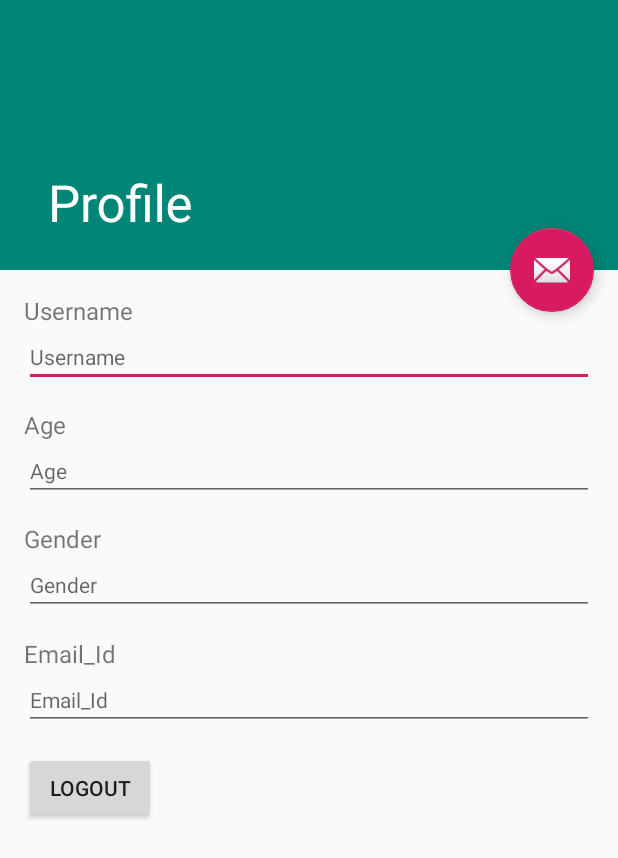
After one commit to thevirinchi/Chantele, an Android app: the activity_profile screen opened directly, with no data from a screen before it, on a phone screen of 412 x 824 dp. The commit adds this screen. Shown: the top 858 px of the screen. Run offline under Robolectric (Android 15) with nearby library versions, the phone set to English and light mode, and no system bars.

Commit message:
working on profile activity

```diff
--- a/app/src/main/AndroidManifest.xml
+++ b/app/src/main/AndroidManifest.xml
@@ -12,7 +12,7 @@
         <activity
             android:name=".search"
             android:label="@string/title_activity_search"
-            android:theme="@style/AppTheme.NoActionBar"></activity>
+            android:theme="@style/AppTheme.NoActionBar" />
         <activity
             android:name=".onBoard"
             android:label="@string/title_activity_on_board"
@@ -27,6 +27,10 @@
                 <category android:name="android.intent.category.LAUNCHER" />
             </intent-filter>
         </activity>
+        <activity
+            android:name=".activity_profile"
+            android:label="@string/title_activity_profile"
+            android:theme="@style/AppTheme.NoActionBar"></activity>
     </application>
 
 </manifest>
--- /dev/null
+++ b/app/src/main/java/com/z00k/z3t4/chantele/activity_profile.java
@@ -0,0 +1,28 @@
+package com.z00k.z3t4.chantele;
+
+import android.os.Bundle;
+import android.support.design.widget.FloatingActionButton;
+import android.support.design.widget.Snackbar;
+import android.support.v7.app.AppCompatActivity;
+import android.support.v7.widget.Toolbar;
+import android.view.View;
+
+public class activity_profile extends AppCompatActivity {
+
+    @Override
+    protected void onCreate(Bundle savedInstanceState) {
+        super.onCreate(savedInstanceState);
+        setContentView(R.layout.activity_profile);
+        Toolbar toolbar = (Toolbar) findViewById(R.id.toolbar);
+        setSupportActionBar(toolbar);
+
+        FloatingActionButton fab = (FloatingActionButton) findViewById(R.id.fab);
+        fab.setOnClickListener(new View.OnClickListener() {
+            @Override
+            public void onClick(View view) {
+                Snackbar.make(view, "Replace with your own action", Snackbar.LENGTH_LONG)
+                        .setAction("Action", null).show();
+            }
+        });
+    }
+}
--- /dev/null
+++ b/app/src/main/res/layout/activity_profile.xml
@@ -0,0 +1,47 @@
+<?xml version="1.0" encoding="utf-8"?>
+<android.support.design.widget.CoordinatorLayout xmlns:android="http://schemas.android.com/apk/res/android"
+    xmlns:app="http://schemas.android.com/apk/res-auto"
+    xmlns:tools="http://schemas.android.com/tools"
+    android:layout_width="match_parent"
+    android:layout_height="match_parent"
+    android:fitsSystemWindows="true"
+    tools:context=".activity_profile">
+
+    <android.support.design.widget.AppBarLayout
+        android:id="@+id/app_bar"
+        android:layout_width="match_parent"
+        android:layout_height="@dimen/app_bar_height"
+        android:fitsSystemWindows="true"
+        android:theme="@style/AppTheme.AppBarOverlay">
+
+        <android.support.design.widget.CollapsingToolbarLayout
+            android:id="@+id/toolbar_layout"
+            android:layout_width="match_parent"
+            android:layout_height="match_parent"
+            android:fitsSystemWindows="true"
+            app:contentScrim="?attr/colorPrimary"
+            app:layout_scrollFlags="scroll|exitUntilCollapsed"
+            app:toolbarId="@+id/toolbar">
+
+            <android.support.v7.widget.Toolbar
+                android:id="@+id/toolbar"
+                android:layout_width="match_parent"
+                android:layout_height="?attr/actionBarSize"
+                app:layout_collapseMode="pin"
+                app:popupTheme="@style/AppTheme.PopupOverlay" />
+
+        </android.support.design.widget.CollapsingToolbarLayout>
+    </android.support.design.widget.AppBarLayout>
+
+    <include layout="@layout/content_activity_profile" />
+
+    <android.support.design.widget.FloatingActionButton
+        android:id="@+id/fab"
+        android:layout_width="wrap_content"
+        android:layout_height="wrap_content"
+        android:layout_margin="@dimen/fab_margin"
+        app:layout_anchor="@id/app_bar"
+        app:layout_anchorGravity="bottom|end"
+        app:srcCompat="@android:drawable/ic_dialog_email" />
+
+</android.support.design.widget.CoordinatorLayout>
--- /dev/null
+++ b/app/src/main/res/layout/content_activity_profile.xml
@@ -0,0 +1,116 @@
+<?xml version="1.0" encoding="utf-8"?>
+<android.support.v4.widget.NestedScrollView xmlns:android="http://schemas.android.com/apk/res/android"
+    xmlns:app="http://schemas.android.com/apk/res-auto"
+    xmlns:tools="http://schemas.android.com/tools"
+    android:layout_width="match_parent"
+    android:layout_height="match_parent"
+    app:layout_behavior="@string/appbar_scrolling_view_behavior"
+    tools:context=".activity_profile"
+    tools:showIn="@layout/activity_profile">
+
+    <LinearLayout
+        android:padding="16dp"
+        android:layout_width="match_parent"
+        android:layout_height="wrap_content"
+        android:minHeight="400dp"
+        android:orientation="vertical">
+
+        <LinearLayout
+            android:layout_weight="1"
+            android:layout_width="match_parent"
+            android:layout_height="wrap_content"
+            android:orientation="vertical">
+
+            <TextView
+                android:layout_width="wrap_content"
+                android:layout_height="wrap_content"
+                android:text="@string/username"
+                android:textSize="16sp"/>
+
+            <EditText
+                android:inputType="text"
+                android:layout_width="match_parent"
+                android:layout_height="wrap_content"
+                android:hint="@string/username"
+                android:textSize="14sp"/>
+
+        </LinearLayout>
+
+        <LinearLayout
+            android:layout_weight="1"
+            android:layout_width="match_parent"
+            android:layout_height="wrap_content"
+            android:orientation="vertical">
+
+            <TextView
+                android:layout_width="wrap_content"
+                android:layout_height="wrap_content"
+                android:text="@string/age"
+                android:textSize="16sp"/>
+
+            <EditText
+                android:inputType="number"
+                android:layout_width="match_parent"
+                android:layout_height="wrap_content"
+                android:hint="@string/age"
+                android:textSize="14sp"/>
+
+        </LinearLayout>
+
+        <LinearLayout
+            android:layout_weight="1"
+            android:layout_width="match_parent"
+            android:layout_height="wrap_content"
+            android:orientation="vertical">
+
+            <TextView
+                android:layout_width="wrap_content"
+                android:layout_height="wrap_content"
+                android:text="@string/gender"
+                android:textSize="16sp"/>
+
+            <EditText
+                android:layout_width="match_parent"
+                android:layout_height="wrap_content"
+                android:hint="@string/gender"
+                android:textSize="14sp"/>
+
+        </LinearLayout>
+
+        <LinearLayout
+            android:layout_weight="1"
+            android:layout_width="match_parent"
+            android:layout_height="wrap_content"
+            android:orientation="vertical">
+
+            <TextView
+                android:layout_width="wrap_content"
+                android:layout_height="wrap_content"
+                android:text="@string/email_id"
+                android:textSize="16sp"/>
+
+            <EditText
+                android:layout_width="match_parent"
+                android:layout_height="wrap_content"
+                android:hint="@string/email_id"
+                android:textSize="14sp"/>
+
+        </LinearLayout>
+
+        <LinearLayout
+            android:layout_weight="1"
+            android:layout_width="match_parent"
+            android:layout_height="wrap_content"
+            android:orientation="vertical">
+
+         <Button
+             android:layout_width="wrap_content"
+             android:layout_height="wrap_content"
+             android:text="@string/logout"
+             android:textSize="14sp"/>
+
+        </LinearLayout>
+
+    </LinearLayout>
+
+</android.support.v4.widget.NestedScrollView>
--- /dev/null
+++ b/app/src/main/res/menu/menu_activity_profile.xml
@@ -0,0 +1,10 @@
+<menu xmlns:android="http://schemas.android.com/apk/res/android"
+    xmlns:app="http://schemas.android.com/apk/res-auto"
+    xmlns:tools="http://schemas.android.com/tools"
+    tools:context="com.z00k.z3t4.chantele.activity_profile">
+    <item
+        android:id="@+id/action_settings"
+        android:orderInCategory="100"
+        android:title="@string/action_settings"
+        app:showAsAction="never" />
+</menu>
--- a/app/src/main/res/values/dimens.xml
+++ b/app/src/main/res/values/dimens.xml
@@ -4,4 +4,6 @@
     <dimen name="activity_horizontal_margin">16dp</dimen>
     <dimen name="activity_vertical_margin">16dp</dimen>
     <dimen name="appbar_padding_top">8dp</dimen>
+    <dimen name="app_bar_height">180dp</dimen>
+    <dimen name="text_margin">16dp</dimen>
 </resources>
--- a/app/src/main/res/values/strings.xml
+++ b/app/src/main/res/values/strings.xml
@@ -3,6 +3,7 @@
     <string name="action_settings">Settings</string>
     <string name="title_activity_on_board">Chantele</string>
     <string name="section_format">Hello World from section: %1$d</string>
+
     <!-- onBoard strings -->
     <string name="next">Next</string>
     <string name="skip">Skip</string>
@@ -11,6 +12,15 @@
     <string name="tabIndicator2">Tab Indicator 2</string>
     <string name="tabIndicator3">Tab Indicator 3</string>
     <string name="title_activity_search">Search</string>
+
     <!-- Song Search -->
     <string name="search">Search</string>
+
+    <!-- Profile Strings -->
+    <string name="title_activity_profile">Profile</string>
+    <string name="username">Username</string>
+    <string name="email_id">Email_Id</string>
+    <string name="age">Age</string>
+    <string name="gender">Gender</string>
+    <string name="logout">Logout</string>
 </resources>
```
